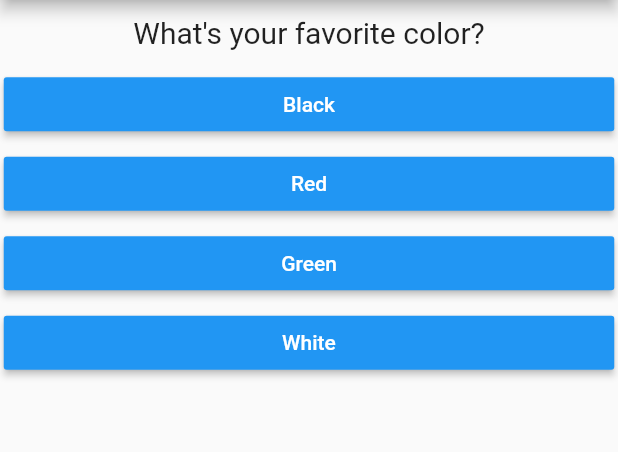
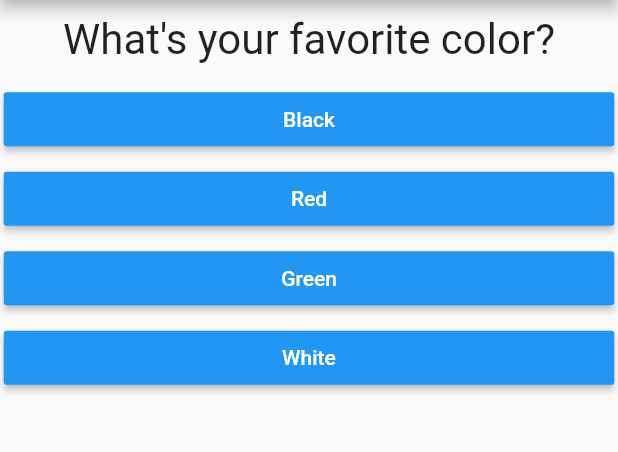
Before and after one commit to sarveshsrv/quizz_app, a Flutter app: the screen it shows after launch, on a phone screen of 412 x 824 dp, the part 84-536 px from its top. Run offline on Flutter 3.47's test engine with Material 2 defaults, Android fonts, the phone set to English and light mode, and no system bars.

Commit message:
Updated questions.dart

```diff
--- a/lib/question.dart
+++ b/lib/question.dart
@@ -12,10 +12,9 @@ class Question extends StatelessWidget {
       margin: EdgeInsets.all(10),
       child: Text(
         questionText,
-        style: TextStyle(fontSize: 20),
+        style: TextStyle(fontSize: 28),
         textAlign: TextAlign.center,
       ),
-    )
-    ;
+    );
   }
 }
```
